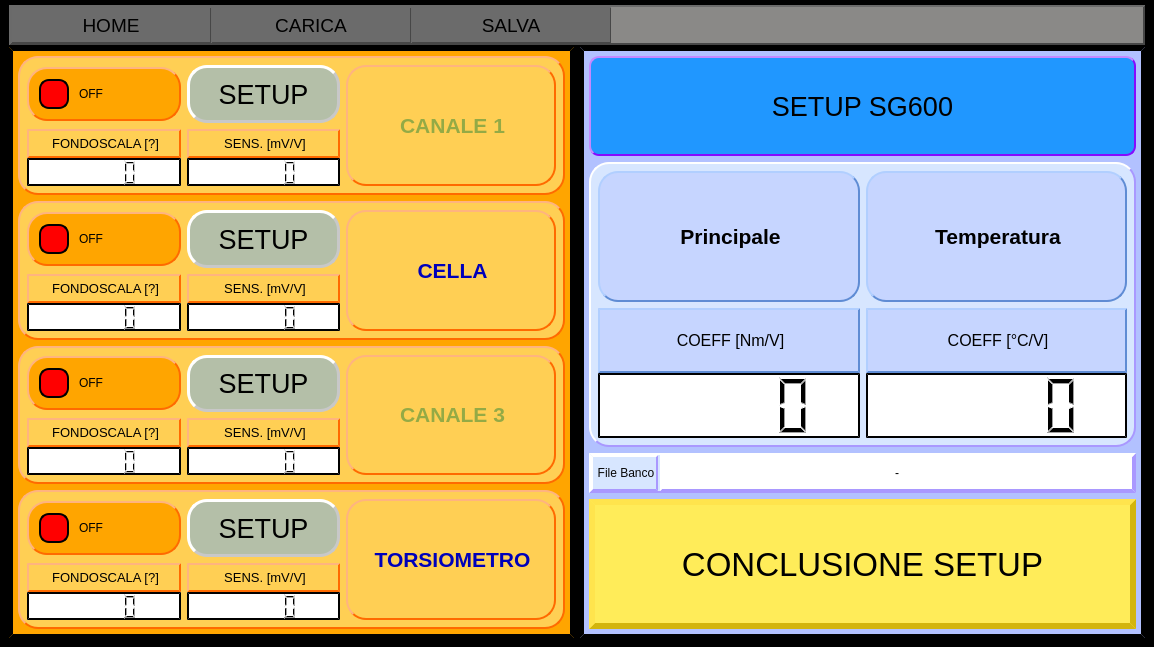
Above: Qt Creator/View_QT_SetupPage.ui from Mixer97/tesi_triennale before the change. Below: the same form after it.
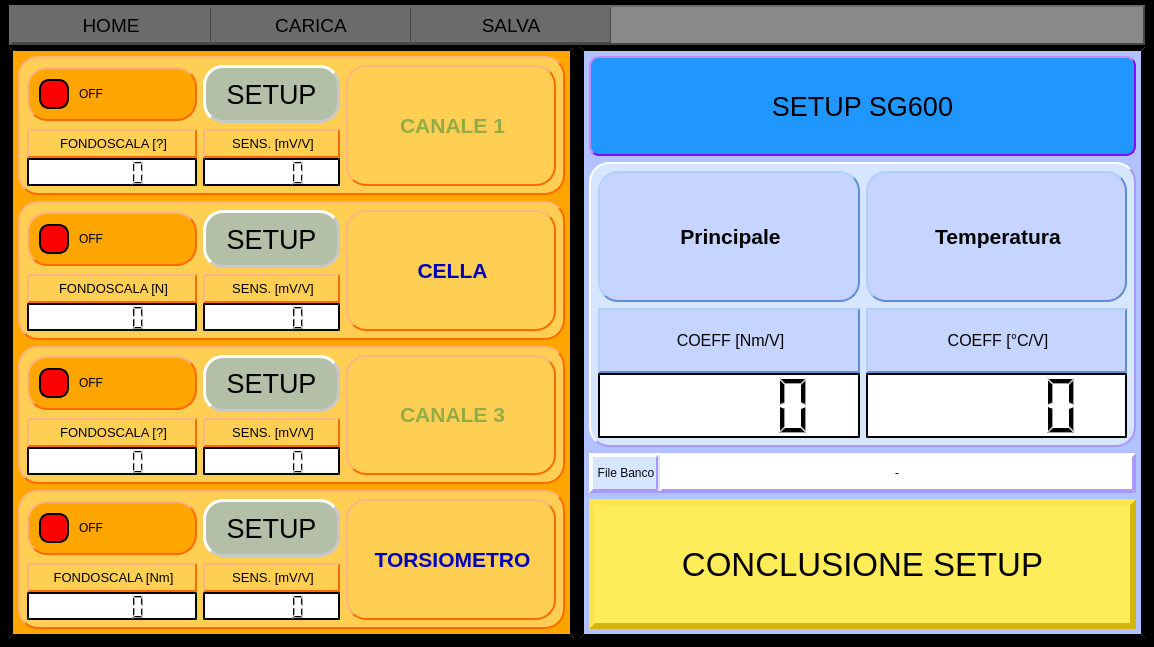
That is the form after the change.

Commit message: sistemazione fondoscala

```diff
--- a/Qt Creator/View_QT_SetupPage.ui
+++ b/Qt Creator/View_QT_SetupPage.ui
@@ -486,6 +486,12 @@
               </property>
               <item row="0" column="0" colspan="2">
                <widget class="QLabel" name="label_CH1">
+                <property name="minimumSize">
+                 <size>
+                  <width>170</width>
+                  <height>0</height>
+                 </size>
+                </property>
                 <property name="styleSheet">
                  <string notr="true">QLabel{
 	color: rgb(0,0,0);
@@ -708,6 +714,18 @@
               </property>
               <item row="0" column="0" colspan="2">
                <widget class="QLabel" name="label_CH2_2">
+                <property name="minimumSize">
+                 <size>
+                  <width>170</width>
+                  <height>0</height>
+                 </size>
+                </property>
+                <property name="maximumSize">
+                 <size>
+                  <width>16777215</width>
+                  <height>16777215</height>
+                 </size>
+                </property>
                 <property name="styleSheet">
                  <string notr="true">QLabel{
 	color: rgb(0,0,0);
@@ -715,7 +733,7 @@
 </string>
                 </property>
                 <property name="text">
-                 <string>&lt;html&gt;&lt;head/&gt;&lt;body&gt;&lt;p align=&quot;center&quot;&gt;&lt;span style=&quot; font-size:10pt;&quot;&gt;FONDOSCALA [?]&lt;/span&gt;&lt;/p&gt;&lt;/body&gt;&lt;/html&gt;</string>
+                 <string>&lt;html&gt;&lt;head/&gt;&lt;body&gt;&lt;p align=&quot;center&quot;&gt;&lt;span style=&quot; font-size:10pt;&quot;&gt;FONDOSCALA [N]&lt;/span&gt;&lt;/p&gt;&lt;/body&gt;&lt;/html&gt;</string>
                 </property>
                 <property name="textFormat">
                  <enum>Qt::RichText</enum>
@@ -936,6 +954,18 @@
               </property>
               <item row="0" column="0" colspan="2">
                <widget class="QLabel" name="label_CH3_2">
+                <property name="minimumSize">
+                 <size>
+                  <width>170</width>
+                  <height>0</height>
+                 </size>
+                </property>
+                <property name="maximumSize">
+                 <size>
+                  <width>16777215</width>
+                  <height>16777215</height>
+                 </size>
+                </property>
                 <property name="styleSheet">
                  <string notr="true">QLabel{
 	color: rgb(0,0,0);
@@ -1158,6 +1188,18 @@
               </property>
               <item row="0" column="0" colspan="2">
                <widget class="QLabel" name="label_CH4">
+                <property name="minimumSize">
+                 <size>
+                  <width>170</width>
+                  <height>0</height>
+                 </size>
+                </property>
+                <property name="maximumSize">
+                 <size>
+                  <width>16777215</width>
+                  <height>16777215</height>
+                 </size>
+                </property>
                 <property name="styleSheet">
                  <string notr="true">QLabel{
 	color: rgb(0,0,0);
@@ -1165,7 +1207,7 @@
 </string>
                 </property>
                 <property name="text">
-                 <string>&lt;html&gt;&lt;head/&gt;&lt;body&gt;&lt;p align=&quot;center&quot;&gt;&lt;span style=&quot; font-size:10pt;&quot;&gt;FONDOSCALA [?]&lt;/span&gt;&lt;/p&gt;&lt;/body&gt;&lt;/html&gt;</string>
+                 <string>&lt;html&gt;&lt;head/&gt;&lt;body&gt;&lt;p align=&quot;center&quot;&gt;&lt;span style=&quot; font-size:10pt;&quot;&gt;FONDOSCALA [Nm]&lt;/span&gt;&lt;/p&gt;&lt;/body&gt;&lt;/html&gt;</string>
                 </property>
                 <property name="textFormat">
                  <enum>Qt::RichText</enum>
```
The commit also changes 17 other files.
